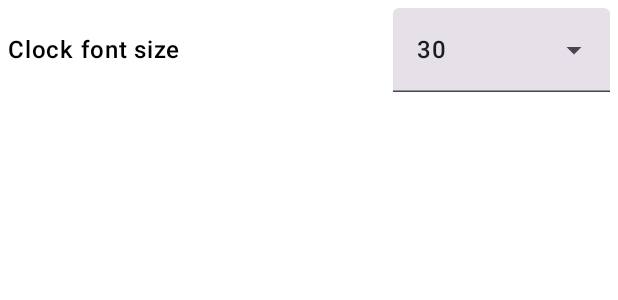
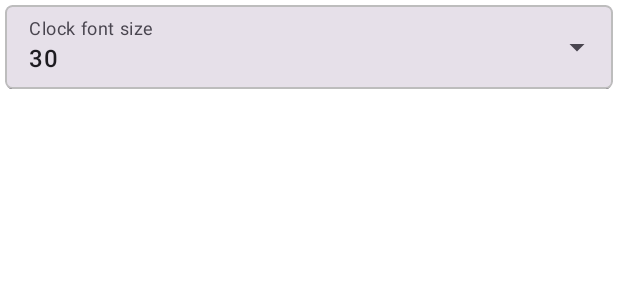
Before and after one commit to Noodls07/SimpleClockSpd, an Android app built with Jetpack Compose: the @Preview function SowImg, on a phone screen of 412 x 824 dp. Shown: the top 300 px of the screen. Run offline under Robolectric (Android 15) with nearby library versions, the phone set to English and light mode, and no system bars.

Commit message:
fix dropdowmmenu

```diff
--- a/app/src/main/java/com/example/simpleclock/components/DropDownField.kt
+++ b/app/src/main/java/com/example/simpleclock/components/DropDownField.kt
@@ -1,10 +1,11 @@
 package com.example.simpleclock.components
 
+import androidx.compose.foundation.border
 import androidx.compose.foundation.layout.Arrangement
 import androidx.compose.foundation.layout.Row
 import androidx.compose.foundation.layout.fillMaxWidth
 import androidx.compose.foundation.layout.padding
-import androidx.compose.foundation.layout.width
+import androidx.compose.foundation.shape.RoundedCornerShape
 import androidx.compose.material3.DropdownMenuItem
 import androidx.compose.material3.ExperimentalMaterial3Api
 import androidx.compose.material3.ExposedDropdownMenuBox
@@ -17,6 +18,8 @@ import androidx.compose.runtime.mutableStateOf
 import androidx.compose.runtime.remember
 import androidx.compose.ui.Alignment
 import androidx.compose.ui.Modifier
+import androidx.compose.ui.draw.clip
+import androidx.compose.ui.graphics.Color
 import androidx.compose.ui.tooling.preview.Preview
 import androidx.compose.ui.unit.dp
 import com.example.simpleclock.settingsmodel.ClockModel
@@ -41,14 +44,17 @@ fun DropDownField(model: ClockModel){
 //
 //    ){
         Row(
-            modifier = Modifier.fillMaxWidth().padding(5.dp),
+            modifier = Modifier.fillMaxWidth(),
             verticalAlignment = Alignment.CenterVertically,
-            horizontalArrangement = Arrangement.SpaceBetween
+            horizontalArrangement = Arrangement.Center
         ) {
-            Text( text = "Clock font size" )
+
 
             ExposedDropdownMenuBox(
-                modifier = Modifier.width(150.dp).padding(start = 5.dp),
+                modifier = Modifier.fillMaxWidth()
+                    .padding(3.dp)
+                    .clip(shape = RoundedCornerShape(5.dp))
+                    .border(1.dp, Color(0xFFBDBDBD), RoundedCornerShape(5.dp)),
                 expanded = expanded.value,
                 onExpandedChange = {
                     expanded.value = !expanded.value
@@ -58,10 +64,13 @@ fun DropDownField(model: ClockModel){
                     value = model.clockTextSizeBig.toInt().toString(),//selectedText.value,
                     onValueChange = {},
                     readOnly = true,
+                    label = {
+                        Text( text = "Clock font size" )
+                    },
                     trailingIcon = {
                         ExposedDropdownMenuDefaults.TrailingIcon(expanded = expanded.value)
                     },
-                    modifier = Modifier.menuAnchor(MenuAnchorType.PrimaryNotEditable),
+                    modifier = Modifier.menuAnchor(MenuAnchorType.PrimaryNotEditable).fillMaxWidth(),
                     colors = ExposedDropdownMenuDefaults.textFieldColors()
                 )
                 ExposedDropdownMenu(
--- a/app/src/main/java/com/example/simpleclock/navigation/Navigation.kt
+++ b/app/src/main/java/com/example/simpleclock/navigation/Navigation.kt
@@ -34,7 +34,7 @@ fun Navigation(model: ClockModel, dataStoreManager: DataStoreManager) {
             ShowSettingsScreen(
                 model =  model,
                 gotoClockScreen = {
-                     navController.popBackStack()
+                     navController.navigateUp()
                 },
                 dataStoreManager = dataStoreManager
             )
--- a/app/src/main/java/com/example/simpleclock/settingsmodel/ClockModel.kt
+++ b/app/src/main/java/com/example/simpleclock/settingsmodel/ClockModel.kt
@@ -21,7 +21,7 @@ class ClockModel() : ViewModel() {
     var b by mutableIntStateOf(163)
     var pipOn by mutableStateOf(false)
     var settingsScreenIsOn by mutableStateOf(false)
-    var gpsCorrection : Int = 0
+    var gpsCorrection by mutableIntStateOf(0)
 
     fun setSize(size: Float){
         clockTextSizeBig = size
```
Also changed, not shown: app/src/main/java/com/example/simpleclock/MainActivity.kt (+11 -28 lines), app/src/main/java/com/example/simpleclock/screens/SettingsScreen.kt (+28 -14 lines).
